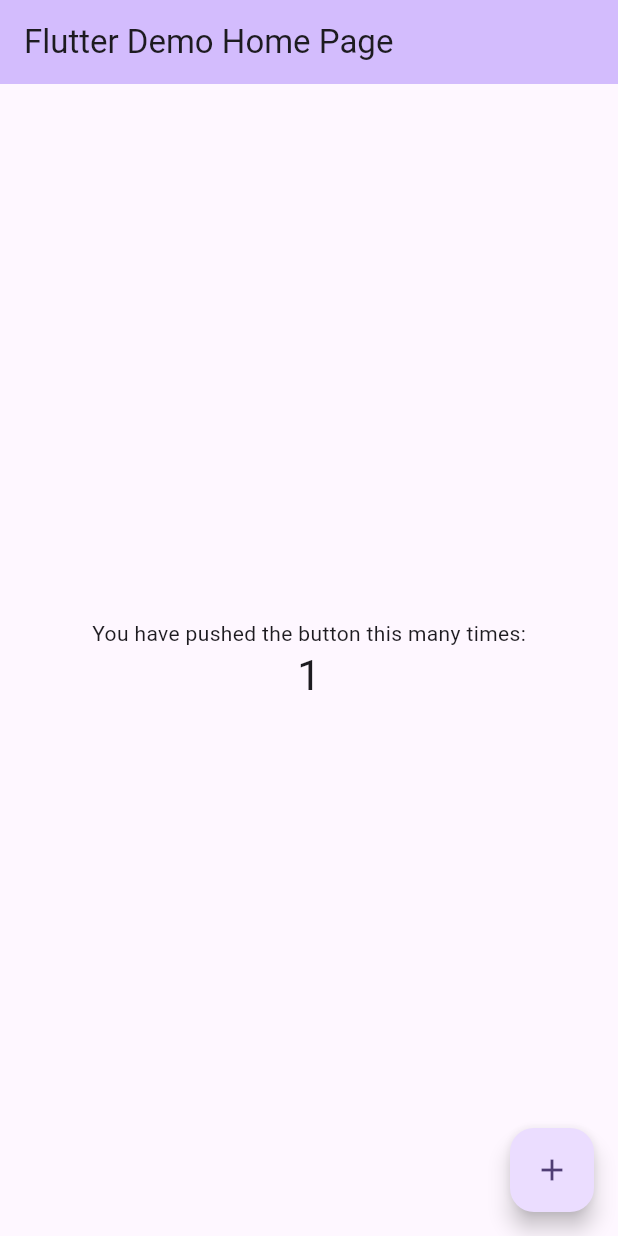
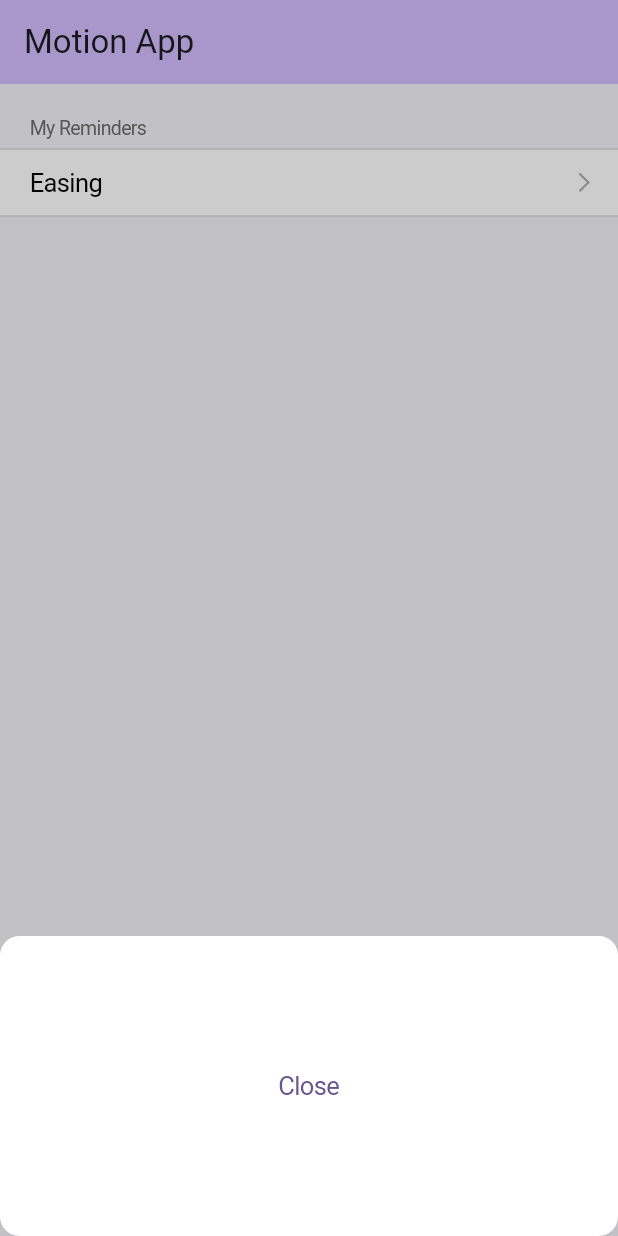
Before and after one commit to imajoriri/motion_app, a Flutter app: the screen it shows after launch, after a tap on the "add" icon, on a phone screen of 412 x 824 dp. Run offline on Flutter 3.47's test engine with Material 2 defaults, Android fonts, the phone set to English and light mode, and no system bars; our stand-ins replace flutter_hooks.

Commit message:
ease画面追加

```diff
--- a/lib/main.dart
+++ b/lib/main.dart
@@ -1,4 +1,6 @@
+import 'package:flutter/cupertino.dart';
 import 'package:flutter/material.dart';
+import 'package:motion_app/screens/easing_screen.dart';
 
 void main() {
   runApp(const MyApp());
@@ -7,46 +9,21 @@ void main() {
 class MyApp extends StatelessWidget {
   const MyApp({super.key});
 
-  // This widget is the root of your application.
   @override
   Widget build(BuildContext context) {
     return MaterialApp(
       title: 'Flutter Demo',
       theme: ThemeData(
-        // This is the theme of your application.
-        //
-        // TRY THIS: Try running your application with "flutter run". You'll see
-        // the application has a blue toolbar. Then, without quitting the app,
-        // try changing the seedColor in the colorScheme below to Colors.green
-        // and then invoke "hot reload" (save your changes or press the "hot
-        // reload" button in a Flutter-supported IDE, or press "r" if you used
-        // the command line to start the app).
-        //
-        // Notice that the counter didn't reset back to zero; the application
-        // state is not lost during the reload. To reset the state, use hot
-        // restart instead.
-        //
-        // This works for code too, not just values: Most code changes can be
-        // tested with just a hot reload.
         colorScheme: ColorScheme.fromSeed(seedColor: Colors.deepPurple),
         useMaterial3: true,
       ),
-      home: const MyHomePage(title: 'Flutter Demo Home Page'),
+      home: const MyHomePage(title: 'Motion App'),
     );
   }
 }
 
 class MyHomePage extends StatefulWidget {
   const MyHomePage({super.key, required this.title});
-
-  // This widget is the home page of your application. It is stateful, meaning
-  // that it has a State object (defined below) that contains fields that affect
-  // how it looks.
-
-  // This class is the configuration for the state. It holds the values (in this
-  // case the title) provided by the parent (in this case the App widget) and
-  // used by the build method of the State. Fields in a Widget subclass are
-  // always marked "final".
 
   final String title;
 
@@ -55,71 +32,56 @@ class MyHomePage extends StatefulWidget {
 }
 
 class _MyHomePageState extends State<MyHomePage> {
-  int _counter = 0;
-
   void _incrementCounter() {
-    setState(() {
-      // This call to setState tells the Flutter framework that something has
-      // changed in this State, which causes it to rerun the build method below
-      // so that the display can reflect the updated values. If we changed
-      // _counter without calling setState(), then the build method would not be
-      // called again, and so nothing would appear to happen.
-      _counter++;
-    });
+    showCupertinoModalPopup(
+      context: context,
+      builder: (context) {
+        return CupertinoPopupSurface(
+          child: Container(
+            height: 200,
+            color: CupertinoColors.systemBackground.resolveFrom(context),
+            child: Center(
+              child: CupertinoButton(
+                onPressed: () {
+                  Navigator.of(context).pop();
+                },
+                child: const Text('Close'),
+              ),
+            ),
+          ),
+        );
+      },
+    );
   }
 
   @override
   Widget build(BuildContext context) {
-    // This method is rerun every time setState is called, for instance as done
-    // by the _incrementCounter method above.
-    //
-    // The Flutter framework has been optimized to make rerunning build methods
-    // fast, so that you can just rebuild anything that needs updating rather
-    // than having to individually change instances of widgets.
     return Scaffold(
       appBar: AppBar(
-        // TRY THIS: Try changing the color here to a specific color (to
-        // Colors.amber, perhaps?) and trigger a hot reload to see the AppBar
-        // change color while the other colors stay the same.
         backgroundColor: Theme.of(context).colorScheme.inversePrimary,
-        // Here we take the value from the MyHomePage object that was created by
-        // the App.build method, and use it to set our appbar title.
         title: Text(widget.title),
       ),
-      body: Center(
-        // Center is a layout widget. It takes a single child and positions it
-        // in the middle of the parent.
-        child: Column(
-          // Column is also a layout widget. It takes a list of children and
-          // arranges them vertically. By default, it sizes itself to fit its
-          // children horizontally, and tries to be as tall as its parent.
-          //
-          // Column has various properties to control how it sizes itself and
-          // how it positions its children. Here we use mainAxisAlignment to
-          // center the children vertically; the main axis here is the vertical
-          // axis because Columns are vertical (the cross axis would be
-          // horizontal).
-          //
-          // TRY THIS: Invoke "debug painting" (choose the "Toggle Debug Paint"
-          // action in the IDE, or press "p" in the console), to see the
-          // wireframe for each widget.
-          mainAxisAlignment: MainAxisAlignment.center,
-          children: <Widget>[
-            const Text(
-              'You have pushed the button this many times:',
+      body: CupertinoListSection(
+        header: const Text('My Reminders'),
+        children: <CupertinoListTile>[
+          CupertinoListTile(
+            title: const Text('Easing'),
+            trailing: const CupertinoListTileChevron(),
+            onTap: () => Navigator.of(context).push(
+              CupertinoPageRoute<void>(
+                builder: (BuildContext context) {
+                  return const EasingScreen();
+                },
+              ),
             ),
-            Text(
-              '$_counter',
-              style: Theme.of(context).textTheme.headlineMedium,
-            ),
-          ],
-        ),
+          ),
+        ],
       ),
       floatingActionButton: FloatingActionButton(
         onPressed: _incrementCounter,
         tooltip: 'Increment',
         child: const Icon(Icons.add),
-      ), // This trailing comma makes auto-formatting nicer for build methods.
+      ),
     );
   }
 }
```
Also changed, not shown: lib/screens/easing_screen.dart (added, +54 -0 lines), pubspec.yaml (+4 -4 lines), pubspec.lock.
